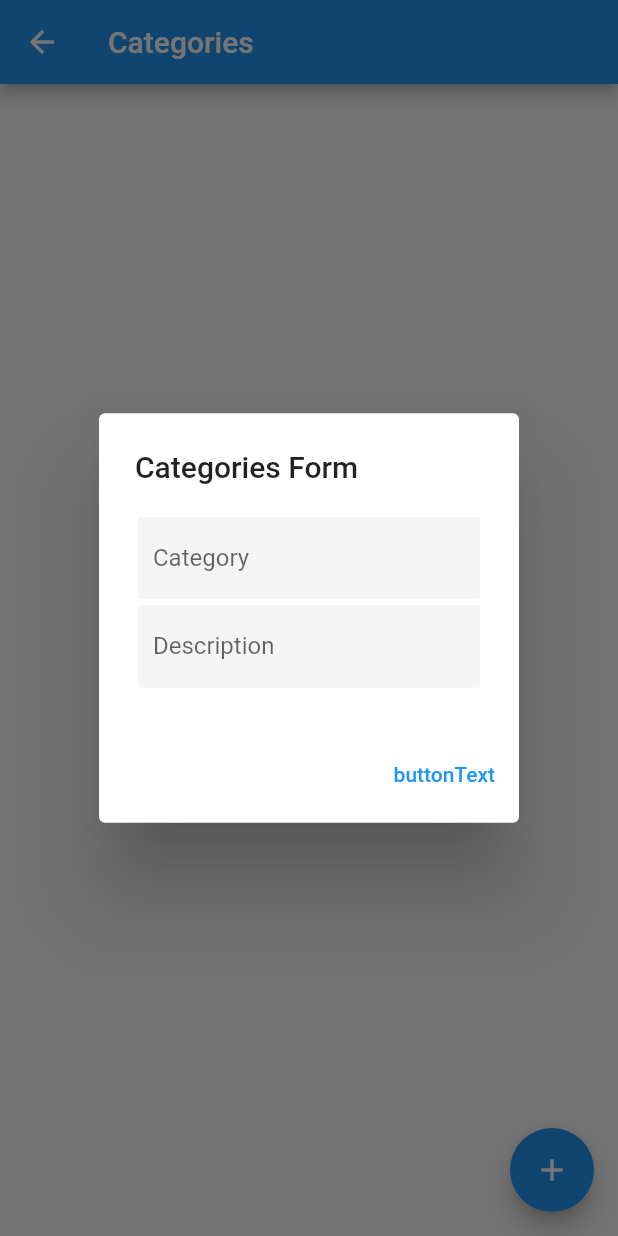
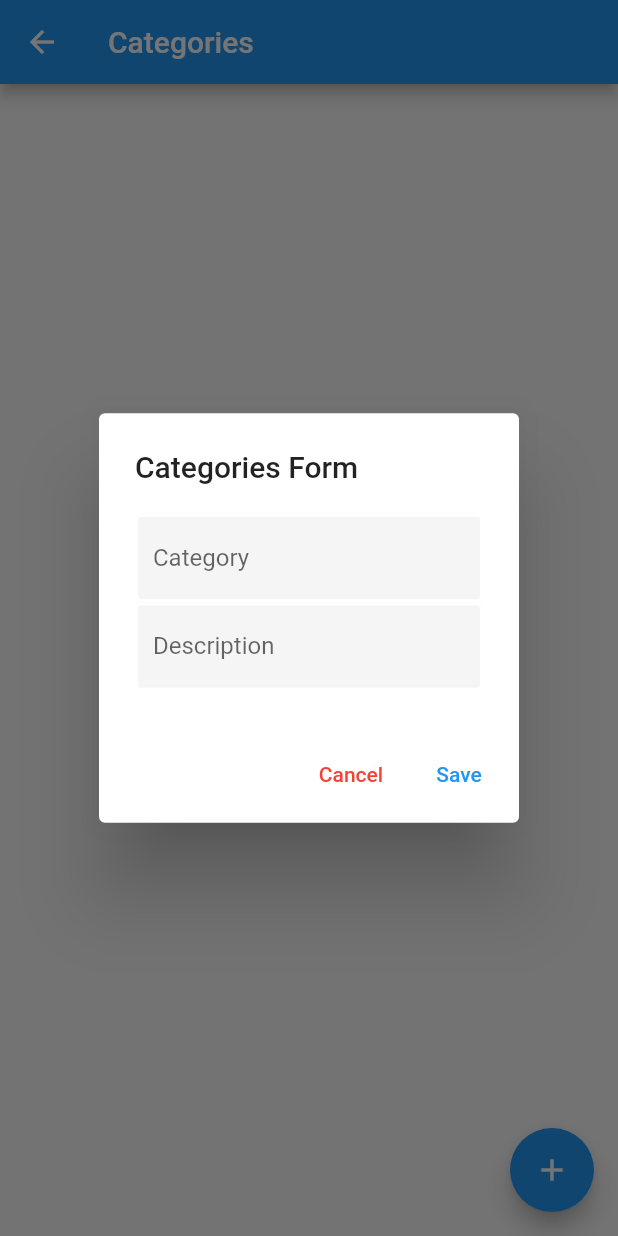
Before and after one commit to Ayesh1998/todoapp_flutter, a Flutter app: the Categories screen opened directly, after a tap on the "add" icon, on a phone screen of 412 x 824 dp. Run offline on Flutter 3.47's test engine with Material 2 defaults, Android fonts, the phone set to English and light mode, and no system bars; our stand-ins replace sqflite; accounts and stored records are empty; network calls fail.

Commit message:
Added sqflite connection and save data from new category.

```diff
--- /dev/null
+++ b/lib/models/category.dart
@@ -0,0 +1,13 @@
+class Category {
+  int id;
+  String name;
+  String description;
+
+  categoryMap() {
+    var mapping = Map<String, dynamic>();
+    mapping['id'] = id;
+    mapping['name'] = name;
+    mapping['description'] = description;
+    return mapping;
+  }
+}
--- /dev/null
+++ b/lib/repositories/repository.dart
@@ -0,0 +1,22 @@
+import 'package:sqflite/sqflite.dart';
+import 'package:todoapp_flutter/repositories/databasConnect.dart';
+
+class Repository {
+  DatabaseConnection _databaseConnection;
+  Repository() {
+    _databaseConnection = DatabaseConnection();
+  }
+
+  static Database _database;
+
+  Future<Database> get database async {
+    if (_database != null) return database;
+    _database = await _databaseConnection.setDatabase();
+    return _database;
+  }
+
+  insertData(table, data) async {
+    var connection = await database;
+    return await connection.insert(table, data);
+  }
+}
--- a/lib/screens/CategoriesScreen.dart
+++ b/lib/screens/CategoriesScreen.dart
@@ -1,5 +1,7 @@
 import 'package:flutter/material.dart';
+import 'package:todoapp_flutter/models/category.dart';
 import 'package:todoapp_flutter/screens/homeScreen.dart';
+import 'package:todoapp_flutter/services/categoryService.dart';
 
 class Categories extends StatefulWidget {
   @override
@@ -7,6 +9,12 @@ class Categories extends StatefulWidget {
 }
 
 class _CategoriesState extends State<Categories> {
+  var _categoryNameController = TextEditingController();
+  var _categoryDescriptionController = TextEditingController();
+
+  var _category = Category();
+  var _categoryService = CategoryService();
+
   _showFormDialog(BuildContext context) {
     return showDialog<void>(
       context: context,
@@ -18,6 +26,7 @@ class _CategoriesState extends State<Categories> {
             child: Column(
               children: <Widget>[
                 TextField(
+                  controller: _categoryDescriptionController,
                   decoration: InputDecoration(
                     hintText: 'Enter Category',
                     labelText: 'Category',
@@ -31,6 +40,7 @@ class _CategoriesState extends State<Categories> {
                   ),
                 ),
                 TextField(
+                  controller: _categoryNameController,
                   decoration: InputDecoration(
                     hintText: 'Enter Description',
                     labelText: 'Description',
@@ -48,8 +58,22 @@ class _CategoriesState extends State<Categories> {
           ),
           actions: <Widget>[
             TextButton(
-              child: Text('buttonText'),
+              child: Text(
+                'Cancel',
+                style: TextStyle(color: Colors.red),
+              ),
               onPressed: () {
+                Navigator.of(param).pop(); // Dismiss alert dialog
+              },
+            ),
+            TextButton(
+              child: Text('Save'),
+              onPressed: () async {
+                _category.name = _categoryNameController.text;
+                _category.description = _categoryDescriptionController.text;
+                _category.id = 1;
+                var result = await _categoryService.saveCategory(_category);
+                print(result);
                 Navigator.of(param).pop(); // Dismiss alert dialog
               },
             ),
--- /dev/null
+++ b/lib/services/categoryService.dart
@@ -0,0 +1,14 @@
+import 'package:todoapp_flutter/models/category.dart';
+import 'package:todoapp_flutter/repositories/repository.dart';
+
+class CategoryService {
+  Repository _repository;
+  CategoryService() {
+    _repository = Repository();
+  }
+  saveCategory(Category category) async {
+    print(category.name);
+    print(category.description);
+    return await _repository.insertData('categories', category.categoryMap());
+  }
+}
--- a/pubspec.yaml
+++ b/pubspec.yaml
@@ -28,6 +28,8 @@ dependencies:
   # The following adds the Cupertino Icons font to your application.
   # Use with the CupertinoIcons class for iOS style icons.
   cupertino_icons: ^1.0.2
+  sqflite: ^2.0.0+3
+  path_provider: ^2.0.1
 
 dev_dependencies:
   flutter_test:
```
Also changed, not shown: lib/repositories/databasConnect.dart (added, +18 -0 lines), pubspec.lock.
